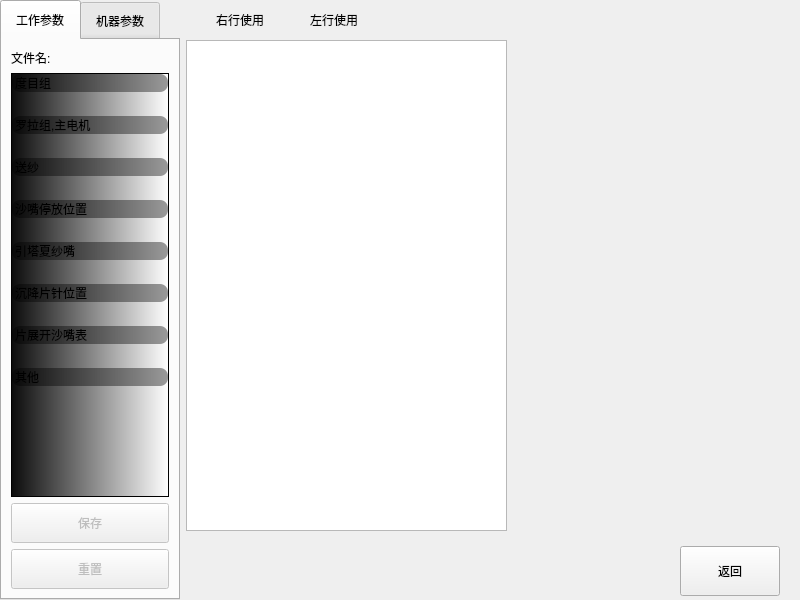
The window that paramform.ui (httpftpli/mdimh) describes before a commit, drawn with Qt 5.
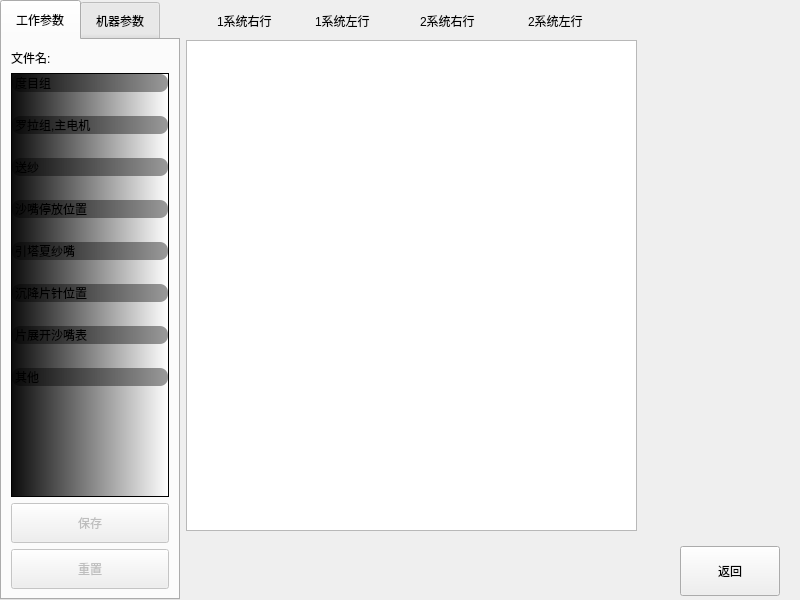
The same window after the commit. The open tabs and pages were chosen to show the change. Icons and pictures are not drawn. Custom widgets are drawn as their Qt base class.

Diff of the .ui file:
```diff
--- a/paramform.ui
+++ b/paramform.ui
@@ -530,7 +530,7 @@
           <rect>
            <x>0</x>
            <y>40</y>
-           <width>321</width>
+           <width>451</width>
            <height>491</height>
           </rect>
          </property>
@@ -562,24 +562,56 @@
         <widget class="QWidget" name="layoutWidget">
          <property name="geometry">
           <rect>
-           <x>30</x>
-           <y>10</y>
+           <x>31</x>
+           <y>11</y>
            <width>181</width>
            <height>19</height>
           </rect>
          </property>
          <layout class="QHBoxLayout" name="horizontalLayout_2">
+          <property name="spacing">
+           <number>15</number>
+          </property>
           <item>
            <widget class="QMdLabel" name="label_2">
             <property name="text">
-             <string>右行使用</string>
+             <string>1系统右行</string>
             </property>
            </widget>
           </item>
           <item>
            <widget class="QMdLabel" name="label">
             <property name="text">
-             <string>左行使用</string>
+             <string>1系统左行</string>
+            </property>
+           </widget>
+          </item>
+         </layout>
+        </widget>
+        <widget class="QWidget" name="layoutWidget_2">
+         <property name="geometry">
+          <rect>
+           <x>234</x>
+           <y>11</y>
+           <width>201</width>
+           <height>20</height>
+          </rect>
+         </property>
+         <layout class="QHBoxLayout" name="horizontalLayout_4">
+          <property name="spacing">
+           <number>15</number>
+          </property>
+          <item>
+           <widget class="QMdLabel" name="label_sys2r">
+            <property name="text">
+             <string>2系统右行</string>
+            </property>
+           </widget>
+          </item>
+          <item>
+           <widget class="QMdLabel" name="label_sys2l">
+            <property name="text">
+             <string>2系统左行</string>
             </property>
            </widget>
           </item>
```
Left out of the diff: 2 changed lines with no effect on the pictures.
